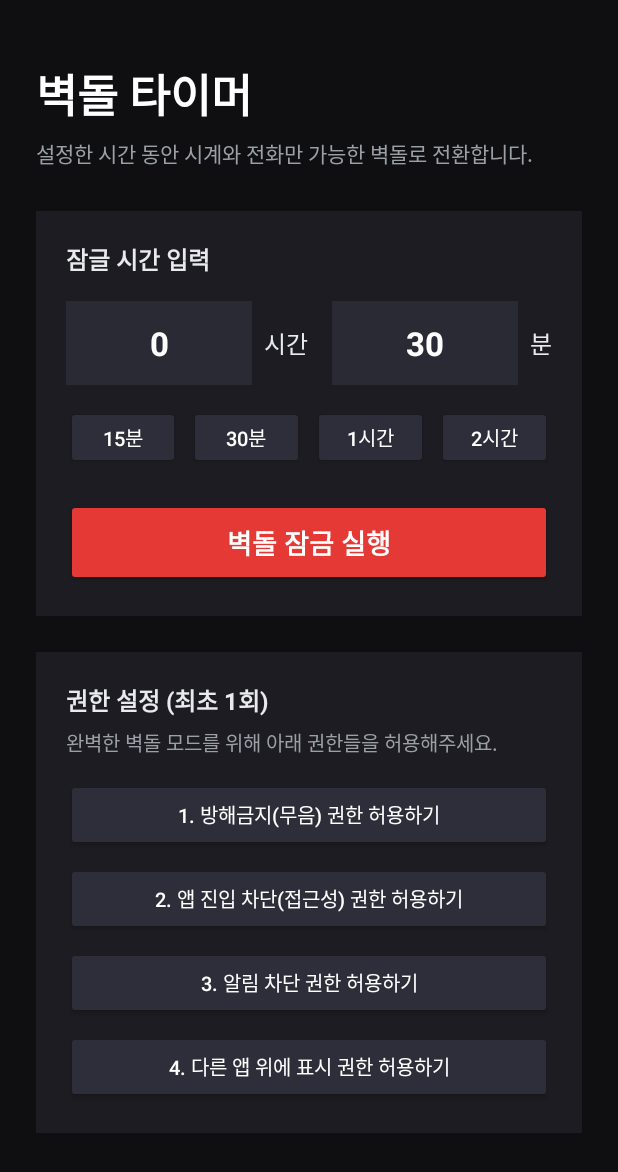
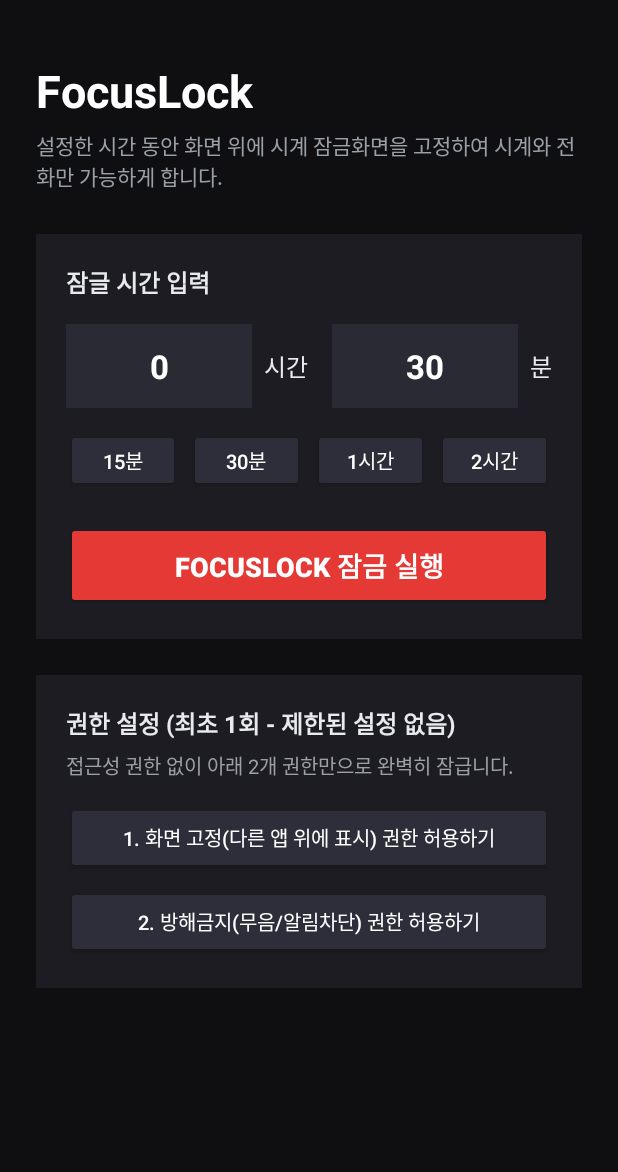
Before and after one commit to kang-yewon/screen_time_apk, an Android app: the screen it shows after launch (MainActivity), on a phone screen of 412 x 824 dp. Shown: the top 1172 px of the screen. Run offline under Robolectric (Android 15) with nearby library versions, the phone set to English and light mode, and no system bars.

Commit message:
feat: rename to FocusLock, enforce persistent window overlay lock without accessibility, 12-hour clock

```diff
--- a/app/build.gradle.kts
+++ b/app/build.gradle.kts
@@ -8,11 +8,11 @@ android {
     compileSdk = 34
 
     defaultConfig {
-        applicationId = "com.screentime.bricklock"
+        applicationId = "com.screentime.focuslock"
         minSdk = 26
         targetSdk = 34
-        versionCode = 1
-        versionName = "1.0"
+        versionCode = 2
+        versionName = "2.0"
     }
 
     buildTypes {
--- a/app/src/main/java/com/screentime/bricklock/LockScreenActivity.kt
+++ b/app/src/main/java/com/screentime/bricklock/LockScreenActivity.kt
@@ -24,7 +24,8 @@ class LockScreenActivity : AppCompatActivity() {
     private lateinit var btnPhone: Button
 
     private val handler = Handler(Looper.getMainLooper())
-    private val timeFormat = SimpleDateFormat("HH:mm:ss", Locale.getDefault())
+    // 12-hour clock format (e.g., 오후 05:27:14)
+    private val timeFormat = SimpleDateFormat("a hh:mm:ss", Locale.KOREAN)
     private val dateFormat = SimpleDateFormat("yyyy년 MM월 dd일 (EEE)", Locale.KOREAN)
 
     private val updateRunnable = object : Runnable {
@@ -120,6 +121,7 @@ class LockScreenActivity : AppCompatActivity() {
     }
 
     private fun openPhoneDialer() {
+        LockForegroundService.allowDialerTemporarily(30)
         try {
             val dialIntent = Intent(Intent.ACTION_DIAL).apply {
                 addFlags(Intent.FLAG_ACTIVITY_NEW_TASK)
--- a/app/src/main/java/com/screentime/bricklock/MainActivity.kt
+++ b/app/src/main/java/com/screentime/bricklock/MainActivity.kt
@@ -1,7 +1,6 @@
 package com.screentime.bricklock
 
 import android.app.NotificationManager
-import android.content.ComponentName
 import android.content.Context
 import android.content.Intent
 import android.net.Uri
@@ -13,7 +12,6 @@ import android.widget.TextView
 import android.widget.Toast
 import androidx.appcompat.app.AlertDialog
 import androidx.appcompat.app.AppCompatActivity
-import androidx.core.app.NotificationManagerCompat
 
 class MainActivity : AppCompatActivity() {
 
@@ -22,8 +20,6 @@ class MainActivity : AppCompatActivity() {
     private lateinit var btnStartLock: Button
     private lateinit var tvPermStatus: TextView
     private lateinit var btnGrantDnd: Button
-    private lateinit var btnGrantAccessibility: Button
-    private lateinit var btnGrantNotifListener: Button
     private lateinit var btnGrantOverlay: Button
 
     override fun onCreate(savedInstanceState: Bundle?) {
@@ -42,8 +38,6 @@ class MainActivity : AppCompatActivity() {
         btnStartLock = findViewById(R.id.btnStartLock)
         tvPermStatus = findViewById(R.id.tvPermStatus)
         btnGrantDnd = findViewById(R.id.btnGrantDnd)
-        btnGrantAccessibility = findViewById(R.id.btnGrantAccessibility)
-        btnGrantNotifListener = findViewById(R.id.btnGrantNotifListener)
         btnGrantOverlay = findViewById(R.id.btnGrantOverlay)
 
         findViewById<Button>(R.id.btnPreset15m).setOnClickListener { setPreset(0, 15) }
@@ -53,14 +47,6 @@ class MainActivity : AppCompatActivity() {
 
         btnGrantDnd.setOnClickListener {
             startActivity(Intent(Settings.ACTION_NOTIFICATION_POLICY_ACCESS_SETTINGS))
-        }
-
-        btnGrantAccessibility.setOnClickListener {
-            startActivity(Intent(Settings.ACTION_ACCESSIBILITY_SETTINGS))
-        }
-
-        btnGrantNotifListener.setOnClickListener {
-            startActivity(Intent(Settings.ACTION_NOTIFICATION_LISTENER_SETTINGS))
         }
 
         btnGrantOverlay.setOnClickListener {
@@ -92,6 +78,16 @@ class MainActivity : AppCompatActivity() {
     }
 
     private fun onStartLockClicked() {
+        if (!Settings.canDrawOverlays(this)) {
+            Toast.makeText(this, "먼저 [다른 앱 위에 표시 권한]을 허용해주세요.", Toast.LENGTH_LONG).show()
+            val intent = Intent(
+                Settings.ACTION_MANAGE_OVERLAY_PERMISSION,
+                Uri.parse("package:$packageName")
+            )
+            startActivity(intent)
+            return
+        }
+
         val hours = etHours.text.toString().toIntOrNull() ?: 0
         val minutes = etMinutes.text.toString().toIntOrNull() ?: 0
         val totalMinutes = hours * 60 + minutes
@@ -110,10 +106,10 @@ class MainActivity : AppCompatActivity() {
         AlertDialog.Builder(this, R.style.AlertDialogDark)
             .setTitle("경고: 진짜 하시겠습니까?")
             .setMessage(
-                "[$formattedDuration] 동안 핸드폰이 벽돌 모드로 잠깁니다.\n\n" +
-                "• 즉시 무음(방해금지) 상태로 전환됩니다.\n" +
-                "• 다른 모든 앱 실행과 알림이 차단됩니다.\n" +
-                "• 잠금화면 시계 확인과 전화 통화만 가능합니다.\n" +
+                "[$formattedDuration] 동안 핸드폰 화면이 잠깁니다.\n\n" +
+                "• 화면 전체에 시계 잠금화면이 고정되어 홈 버튼이나 다른 앱으로 나갈 수 없습니다.\n" +
+                "• 즉시 무음(방해금지) 상태로 전환되며 알림 팝업이 차단됩니다.\n" +
+                "• 오직 시계 확인과 전화 통화만 가능합니다.\n" +
                 "• 시간이 끝날 때까지 절대 해제할 수 없습니다.\n\n" +
                 "정말 실행하시겠습니까?"
             )
@@ -131,21 +127,17 @@ class MainActivity : AppCompatActivity() {
     }
 
     private fun updatePermissionUI() {
+        val overlayGranted = Settings.canDrawOverlays(this)
         val dndGranted = isDndGranted()
-        val accGranted = isAccessibilityGranted()
-        val notifGranted = isNotificationListenerGranted()
-        val overlayGranted = Settings.canDrawOverlays(this)
 
-        btnGrantDnd.text = if (dndGranted) "1. 방해금지(무음) 권한 [완료]" else "1. 방해금지(무음) 권한 허용하기"
-        btnGrantAccessibility.text = if (accGranted) "2. 앱 진입 차단(접근성) 권한 [완료]" else "2. 앱 진입 차단(접근성) 권한 허용하기"
-        btnGrantNotifListener.text = if (notifGranted) "3. 알림 차단 권한 [완료]" else "3. 알림 차단 권한 허용하기"
-        btnGrantOverlay.text = if (overlayGranted) "4. 다른 앱 위에 표시 권한 [완료]" else "4. 다른 앱 위에 표시 권한 허용하기"
+        btnGrantOverlay.text = if (overlayGranted) "1. 화면 고정(다른 앱 위에 표시) 권한 [완료]" else "1. 화면 고정(다른 앱 위에 표시) 권한 허용하기"
+        btnGrantDnd.text = if (dndGranted) "2. 방해금지(무음/알림차단) 권한 [완료]" else "2. 방해금지(무음/알림차단) 권한 허용하기"
 
-        val allGranted = dndGranted && accGranted && notifGranted && overlayGranted
+        val allGranted = overlayGranted && dndGranted
         tvPermStatus.text = if (allGranted) {
-            "모든 필수 권한이 준비되었습니다."
+            "모든 권한이 준비되었습니다. 바로 잠금을 실행할 수 있습니다."
         } else {
-            "완벽한 벽돌 모드를 위해 아래 권한들을 허용해주세요."
+            "접근성 권한 없이 아래 2개 권한만으로 완벽히 잠급니다."
         }
     }
 
@@ -153,19 +145,4 @@ class MainActivity : AppCompatActivity() {
         val nm = getSystemService(Context.NOTIFICATION_SERVICE) as NotificationManager
         return nm.isNotificationPolicyAccessGranted
     }
-
-    private fun isAccessibilityGranted(): Boolean {
-        val expectedComponent = ComponentName(this, AppBlockAccessibilityService::class.java)
-        val enabledServices = Settings.Secure.getString(
-            contentResolver,
-            Settings.Secure.ENABLED_ACCESSIBILITY_SERVICES
-        ) ?: return false
-        return enabledServices.split(':').any {
-            ComponentName.unflattenFromString(it) == expectedComponent
-        }
-    }
-
-    private fun isNotificationListenerGranted(): Boolean {
-        return NotificationManagerCompat.getEnabledListenerPackages(this).contains(packageName)
-    }
 }
--- a/app/src/main/res/layout/activity_main.xml
+++ b/app/src/main/res/layout/activity_main.xml
@@ -15,7 +15,7 @@
             android:layout_width="wrap_content"
             android:layout_height="wrap_content"
             android:layout_marginTop="16dp"
-            android:text="벽돌 타이머"
+            android:text="FocusLock"
             android:textColor="#FFFFFF"
             android:textSize="30sp"
             android:textStyle="bold" />
@@ -24,7 +24,7 @@
             android:layout_width="wrap_content"
             android:layout_height="wrap_content"
             android:layout_marginTop="6dp"
-            android:text="설정한 시간 동안 시계와 전화만 가능한 벽돌로 전환합니다."
+            android:text="설정한 시간 동안 화면 위에 시계 잠금화면을 고정하여 시계와 전화만 가능하게 합니다."
             android:textColor="#9AA0A6"
             android:textSize="14sp" />
 
@@ -157,7 +157,7 @@
                 android:layout_height="58dp"
                 android:layout_marginTop="20dp"
                 android:backgroundTint="#E53935"
-                android:text="벽돌 잠금 실행"
+                android:text="FocusLock 잠금 실행"
                 android:textColor="#FFFFFF"
                 android:textSize="18sp"
                 android:textStyle="bold" />
@@ -174,7 +174,7 @@
             <TextView
                 android:layout_width="wrap_content"
                 android:layout_height="wrap_content"
-                android:text="권한 설정 (최초 1회)"
+                android:text="권한 설정 (최초 1회 - 제한된 설정 없음)"
                 android:textColor="#E8EAED"
                 android:textSize="16sp"
                 android:textStyle="bold" />
@@ -184,47 +184,27 @@
                 android:layout_width="wrap_content"
                 android:layout_height="wrap_content"
                 android:layout_marginTop="6dp"
-                android:text="완벽한 벽돌 모드를 위해 아래 권한들을 허용해주세요."
+                android:text="접근성 권한 없이 아래 2개 권한만으로 완벽히 잠급니다."
                 android:textColor="#9AA0A6"
+                android:textSize="13sp" />
+
+            <Button
+                android:id="@+id/btnGrantOverlay"
+                android:layout_width="match_parent"
+                android:layout_height="48dp"
+                android:layout_marginTop="14dp"
+                android:backgroundTint="#2E2E3A"
+                android:text="1. 화면 고정(다른 앱 위에 표시) 권한 허용하기"
+                android:textColor="#FFFFFF"
                 android:textSize="13sp" />
 
             <Button
                 android:id="@+id/btnGrantDnd"
                 android:layout_width="match_parent"
                 android:layout_height="48dp"
-                android:layout_marginTop="14dp"
-                android:backgroundTint="#2E2E3A"
-                android:text="1. 방해금지(무음) 권한 허용하기"
-                android:textColor="#FFFFFF"
-                android:textSize="13sp" />
-
-            <Button
-                android:id="@+id/btnGrantAccessibility"
-                android:layout_width="match_parent"
-                android:layout_height="48dp"
                 android:layout_marginTop="8dp"
                 android:backgroundTint="#2E2E3A"
-                android:text="2. 앱 진입 차단(접근성) 권한 허용하기"
-                android:textColor="#FFFFFF"
-                android:textSize="13sp" />
-
-            <Button
-                android:id="@+id/btnGrantNotifListener"
-                android:layout_width="match_parent"
-                android:layout_height="48dp"
-                android:layout_marginTop="8dp"
-                android:backgroundTint="#2E2E3A"
-                android:text="3. 알림 차단 권한 허용하기"
-                android:textColor="#FFFFFF"
-                android:textSize="13sp" />
-
-            <Button
-                android:id="@+id/btnGrantOverlay"
-                android:layout_width="match_parent"
-                android:layout_height="48dp"
-                android:layout_marginTop="8dp"
-                android:backgroundTint="#2E2E3A"
-                android:text="4. 다른 앱 위에 표시 권한 허용하기"
+                android:text="2. 방해금지(무음/알림차단) 권한 허용하기"
                 android:textColor="#FFFFFF"
                 android:textSize="13sp" />
         </LinearLayout>
--- a/app/src/main/res/values/strings.xml
+++ b/app/src/main/res/values/strings.xml
@@ -1,5 +1,4 @@
 <?xml version="1.0" encoding="utf-8"?>
 <resources>
-    <string name="app_name">벽돌 타이머</string>
-    <string name="accessibility_service_description">벽돌 타이머 잠금 시간 동안 전화 외 다른 앱의 실행을 차단하고 시계 잠금화면을 유지합니다.</string>
+    <string name="app_name">FocusLock</string>
 </resources>
```
Also changed, not shown: app/src/main/AndroidManifest.xml (+1 -26 lines), app/src/main/java/com/screentime/bricklock/AppBlockAccessibilityService.kt (deleted, +0 -32 lines), app/src/main/java/com/screentime/bricklock/LockForegroundService.kt (+206 -4 lines), app/src/main/java/com/screentime/bricklock/NotificationBlockService.kt (deleted, +0 -41 lines), app/src/main/res/layout/activity_lock_screen.xml (+21 -10 lines), app/src/main/res/xml/accessibility_service_config.xml (deleted, +0 -8 lines), 1 other file.
